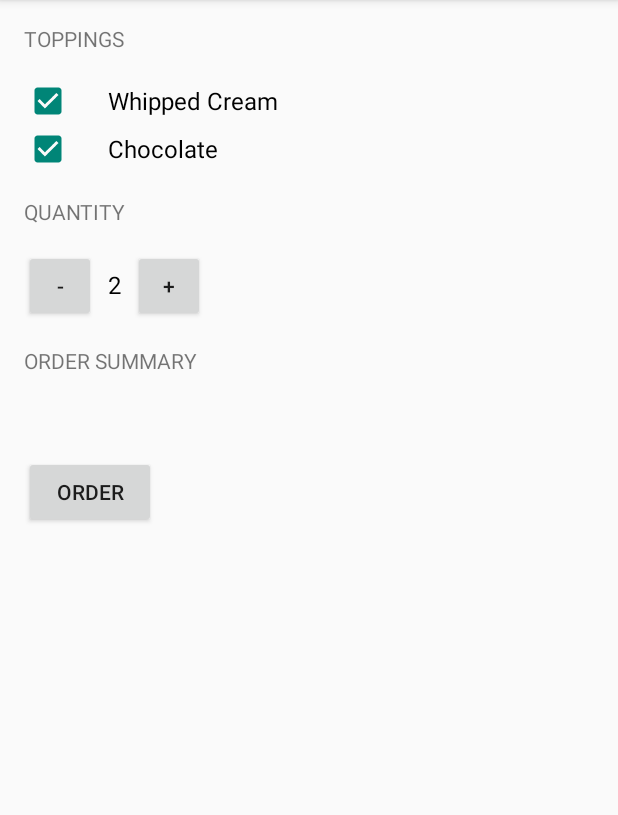
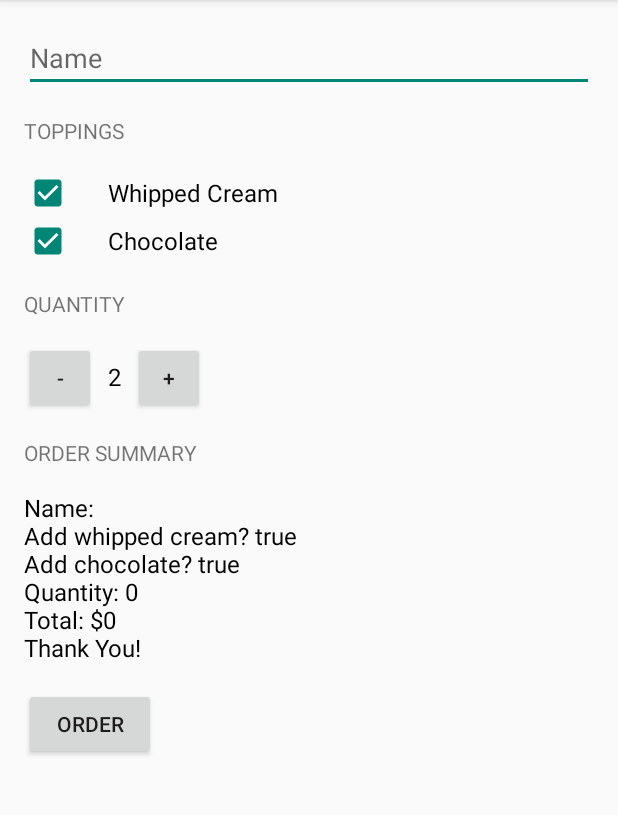
Before and after one commit to toanhtran/JustJava2, an Android app: the screen it shows after launch (MainActivity), after a tap on "ORDER", on a phone screen of 412 x 824 dp, the part 84-899 px from its top. Run offline under Robolectric (Android 15) with nearby library versions, the phone set to English and light mode, and no system bars; 2 other taps on this screen came first.

Commit message:
TextEdit name field

```diff
--- a/app/src/main/java/com/example/toanhtran/justjava2/MainActivity.java
+++ b/app/src/main/java/com/example/toanhtran/justjava2/MainActivity.java
@@ -5,6 +5,7 @@ import android.support.v7.app.AppCompatActivity;
 import android.util.Log;
 import android.view.View;
 import android.widget.CheckBox;
+import android.widget.EditText;
 import android.widget.TextView;
 
 import java.text.NumberFormat;
@@ -25,14 +26,19 @@ public class MainActivity extends AppCompatActivity {
      * This method is called when the order button is clicked.
      */
     public void submitOrder(View view) {
+        EditText nameField = (EditText) findViewById(R.id.name_field);
+        String name = nameField.getText().toString();
+
+        //Figure out if user wants whipped cream topping
         CheckBox whippedCreamCheckBox = (CheckBox)findViewById(R.id.whipped_cream_checkbox);
         boolean hasWhippedCream = whippedCreamCheckBox.isChecked();
-        Log.v("MainActivity", "Has whipped cream: " + hasWhippedCream);
+
+        //Figure out if user wants chocolate topping
         CheckBox chocolateCheckBox = (CheckBox)findViewById(R.id.chocolate_checkbox);
         boolean hasChocolate = chocolateCheckBox.isChecked();
-        Log.v("MainActivity", "Has chocolate: " + hasChocolate);
+
         int price = calculatePrice();
-        String priceMessage = createOrderSummary(price,boolean hasWhippedCream);
+        String priceMessage = createOrderSummary(name, price, hasWhippedCream, hasChocolate);
         displayMessage(priceMessage);
 
     }
@@ -47,13 +53,14 @@ public class MainActivity extends AppCompatActivity {
 
     /**
      * This method creates summary order
+     * @param name of the customer
      * @param addWhippedCream  is whether or not the user wants whipped cream
      * @param addChocolate is whether user wants chocolate toppping added
      * @param price of the order
      * @return text summary
      */
-    private String createOrderSummary(int price, boolean addWhippedCream, boolean addChocolate){
-        String priceMessage = "Name: Kaptain Kunal";
+    private String createOrderSummary(String name,int price, boolean addWhippedCream, boolean addChocolate){
+        String priceMessage = "Name: " + name;
         priceMessage += "\nAdd whipped cream? " + addWhippedCream;
         priceMessage += "\nAdd chocolate? " + addChocolate;
         priceMessage += "\nQuantity: " + quantity;
--- a/app/src/main/res/layout/activity_main.xml
+++ b/app/src/main/res/layout/activity_main.xml
@@ -14,9 +14,17 @@
         android:paddingTop="@dimen/activity_vertical_margin"
         tools:context=".MainActivity">
 
+        <EditText
+            android:id="@+id/name_field"
+            android:layout_width="match_parent"
+            android:layout_height="wrap_content"
+            android:hint="Name"
+            android:inputType="textCapWords" />
+
         <TextView
             android:layout_width="wrap_content"
             android:layout_height="wrap_content"
+            android:layout_marginTop="16dp"
             android:layout_marginBottom="16dp"
             android:layout_marginRight="24dp"
             android:text="Toppings"
```
